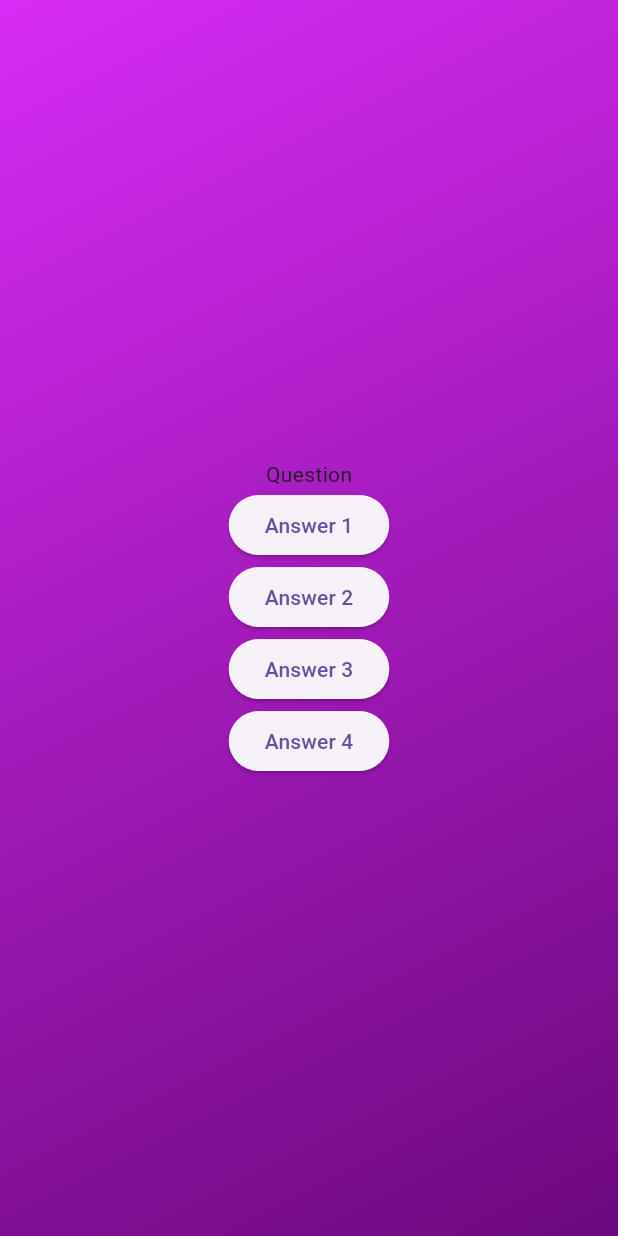
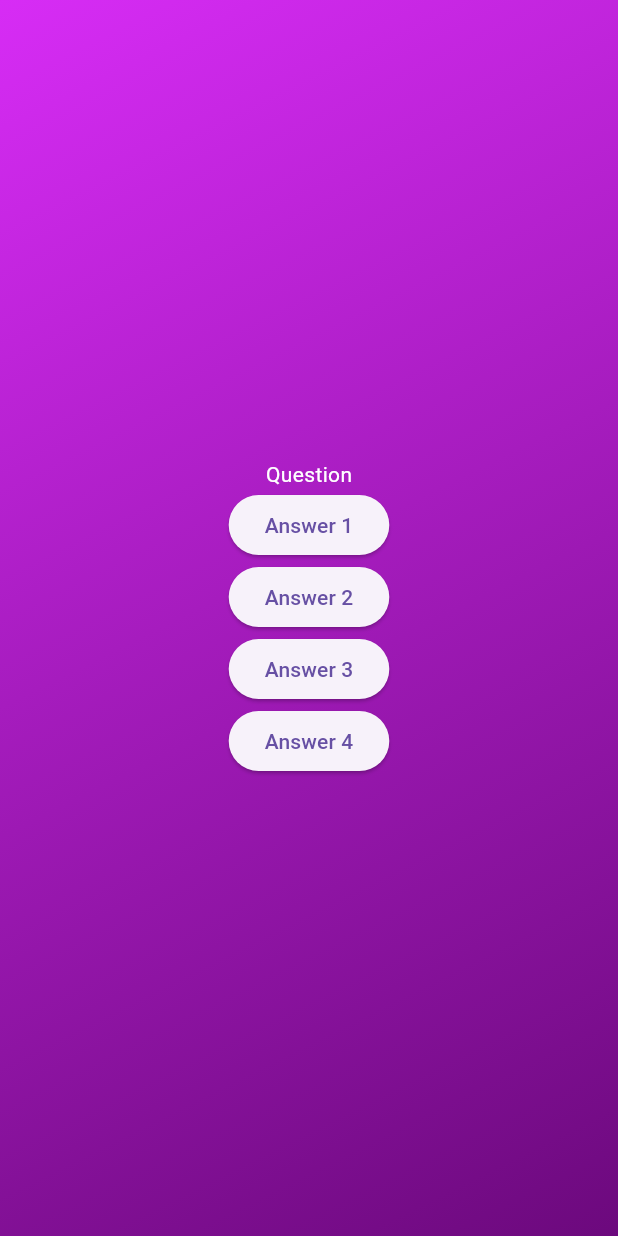
Before and after one commit to snaxy318/quiz_app, a Flutter app: the screen it shows after launch, after a tap on "Start quiz", on a phone screen of 412 x 824 dp. Run offline on Flutter 3.47's test engine with Material 3 defaults, Android fonts, the phone set to English and light mode, and no system bars.

Commit message:
added text to question

```diff
--- a/lib/models/question_screen.dart
+++ b/lib/models/question_screen.dart
@@ -0,0 +1,6 @@
+class QuizQuestion{
+  const QuizQuestion(this.text,this.answers);
+
+  final String text;
+  final List<String> answers;
+}
--- a/lib/question_screen.dart
+++ b/lib/question_screen.dart
@@ -1,6 +1,6 @@
 import 'package:flutter/material.dart';
 
-class QuestionPage extends StatefulWidget{
+class QuestionPage extends StatefulWidget {
   const QuestionPage({super.key});
 
   @override
@@ -14,21 +14,30 @@ class _QuestionPageState extends State<QuestionPage> {
   Widget build(context) {
     return SizedBox(
       width: double.infinity,
-      child: Column(
-        mainAxisAlignment: MainAxisAlignment.center,
-        children: [
-          const Text("Question"),
-          const SizedBox(
-            width: 30,
-          ),
-          ElevatedButton(onPressed: () {}, child: const Text('Answer 1'),),
-          ElevatedButton(onPressed: () {}, child: const Text('Answer 2'),),
-          ElevatedButton(onPressed: () {}, child: const Text('Answer 3'),),
-          ElevatedButton(onPressed: () {}, child: const Text('Answer 4'),),
-
-        ]
-
-      ),
+      child: Column(mainAxisAlignment: MainAxisAlignment.center, children: [
+        const Text("Question",style: TextStyle(
+          color: Colors.white,
+        ),),
+        const SizedBox(
+          width: 30,
+        ),
+        ElevatedButton(
+          onPressed: () {},
+          child: const Text('Answer 1'),
+        ),
+        ElevatedButton(
+          onPressed: () {},
+          child: const Text('Answer 2'),
+        ),
+        ElevatedButton(
+          onPressed: () {},
+          child: const Text('Answer 3'),
+        ),
+        ElevatedButton(
+          onPressed: () {},
+          child: const Text('Answer 4'),
+        ),
+      ]),
     );
   }
 }
```
